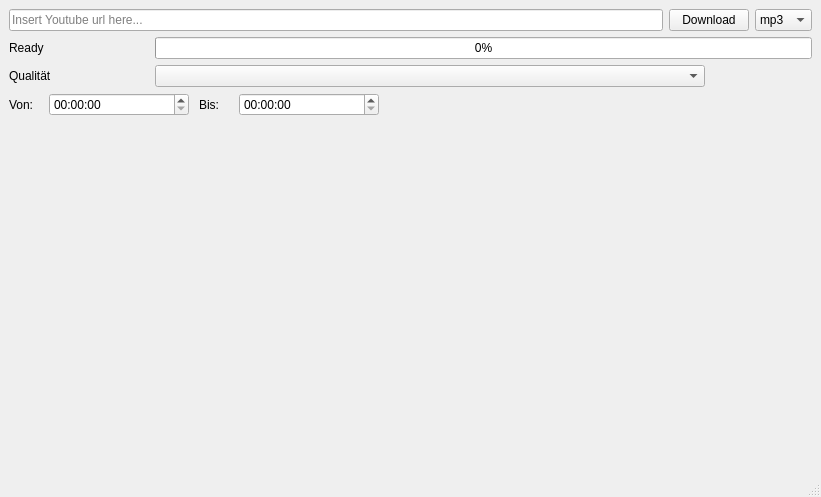
fromCharCode/YouTube-Doanloader, file ui/mainwindow.ui: the form before one commit.
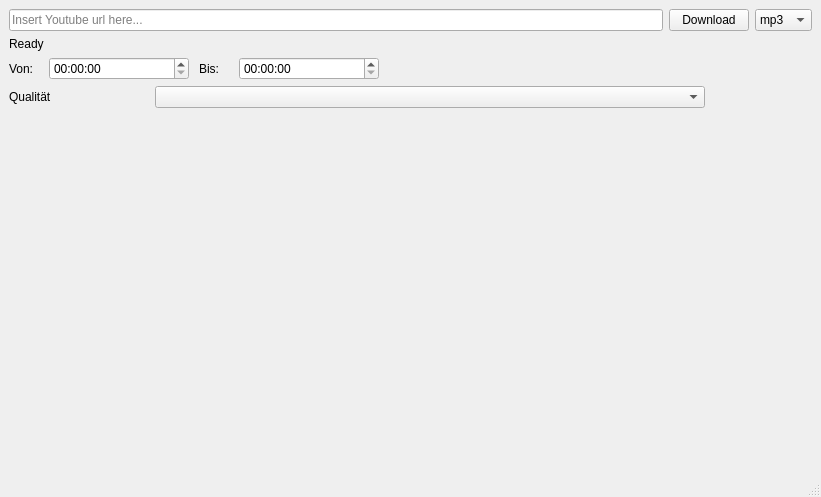
The form after the commit.

Commit message: removed process bar. no usage yes

The edit to the form file:
```diff
--- a/ui/mainwindow.ui
+++ b/ui/mainwindow.ui
@@ -18,98 +18,18 @@
     <bool>false</bool>
    </property>
    <layout class="QGridLayout" name="gridLayout">
-    <item row="1" column="0">
-     <layout class="QHBoxLayout" name="horizontalLayout_4" stretch="0,0,0,0,0">
-      <property name="spacing">
-       <number>10</number>
+    <item row="2" column="0">
+     <spacer name="verticalSpacer">
+      <property name="orientation">
+       <enum>Qt::Vertical</enum>
       </property>
-      <property name="sizeConstraint">
-       <enum>QLayout::SetDefaultConstraint</enum>
+      <property name="sizeHint" stdset="0">
+       <size>
+        <width>20</width>
+        <height>40</height>
+       </size>
       </property>
-      <item>
-       <widget class="QLabel" name="label_2">
-        <property name="minimumSize">
-         <size>
-          <width>30</width>
-          <height>0</height>
-         </size>
-        </property>
-        <property name="maximumSize">
-         <size>
-          <width>140</width>
-          <height>16777215</height>
-         </size>
-        </property>
-        <property name="text">
-         <string>Von:</string>
-        </property>
-       </widget>
-      </item>
-      <item>
-       <widget class="QTimeEdit" name="timeEdit">
-        <property name="minimumSize">
-         <size>
-          <width>140</width>
-          <height>0</height>
-         </size>
-        </property>
-        <property name="maximumSize">
-         <size>
-          <width>140</width>
-          <height>16777215</height>
-         </size>
-        </property>
-       </widget>
-      </item>
-      <item>
-       <widget class="QLabel" name="label_3">
-        <property name="minimumSize">
-         <size>
-          <width>30</width>
-          <height>0</height>
-         </size>
-        </property>
-        <property name="maximumSize">
-         <size>
-          <width>140</width>
-          <height>16777215</height>
-         </size>
-        </property>
-        <property name="text">
-         <string>Bis:</string>
-        </property>
-       </widget>
-      </item>
-      <item>
-       <widget class="QTimeEdit" name="timeEdit_2">
-        <property name="minimumSize">
-         <size>
-          <width>140</width>
-          <height>0</height>
-         </size>
-        </property>
-        <property name="maximumSize">
-         <size>
-          <width>140</width>
-          <height>16777215</height>
-         </size>
-        </property>
-       </widget>
-      </item>
-      <item>
-       <spacer name="horizontalSpacer_4">
-        <property name="orientation">
-         <enum>Qt::Horizontal</enum>
-        </property>
-        <property name="sizeHint" stdset="0">
-         <size>
-          <width>40</width>
-          <height>20</height>
-         </size>
-        </property>
-       </spacer>
-      </item>
-     </layout>
+     </spacer>
     </item>
     <item row="0" column="0">
      <layout class="QVBoxLayout" name="verticalLayout">
@@ -180,13 +100,99 @@
           </property>
          </widget>
         </item>
+       </layout>
+      </item>
+      <item>
+       <layout class="QHBoxLayout" name="horizontalLayout_4" stretch="0,0,0,0,0">
+        <property name="spacing">
+         <number>10</number>
+        </property>
+        <property name="sizeConstraint">
+         <enum>QLayout::SetDefaultConstraint</enum>
+        </property>
         <item>
-         <widget class="QProgressBar" name="progressBar">
-          <property name="value">
-           <number>0</number>
+         <widget class="QLabel" name="label_2">
+          <property name="minimumSize">
+           <size>
+            <width>30</width>
+            <height>0</height>
+           </size>
           </property>
+          <property name="maximumSize">
+           <size>
+            <width>140</width>
+            <height>16777215</height>
+           </size>
+          </property>
+          <property name="text">
+           <string>Von:</string>
+          </property>
          </widget>
         </item>
+        <item>
+         <widget class="QTimeEdit" name="timeEdit">
+          <property name="minimumSize">
+           <size>
+            <width>140</width>
+            <height>0</height>
+           </size>
+          </property>
+          <property name="maximumSize">
+           <size>
+            <width>140</width>
+            <height>16777215</height>
+           </size>
+          </property>
+         </widget>
+        </item>
+        <item>
+         <widget class="QLabel" name="label_3">
+          <property name="minimumSize">
+           <size>
+            <width>30</width>
+            <height>0</height>
+           </size>
+          </property>
+          <property name="maximumSize">
+           <size>
+            <width>140</width>
+            <height>16777215</height>
+           </size>
+          </property>
+          <property name="text">
+           <string>Bis:</string>
+          </property>
+         </widget>
+        </item>
+        <item>
+         <widget class="QTimeEdit" name="timeEdit_2">
+          <property name="minimumSize">
+           <size>
+            <width>140</width>
+            <height>0</height>
+           </size>
+          </property>
+          <property name="maximumSize">
+           <size>
+            <width>140</width>
+            <height>16777215</height>
+           </size>
+          </property>
+         </widget>
+        </item>
+        <item>
+         <spacer name="horizontalSpacer_4">
+          <property name="orientation">
+           <enum>Qt::Horizontal</enum>
+          </property>
+          <property name="sizeHint" stdset="0">
+           <size>
+            <width>40</width>
+            <height>20</height>
+           </size>
+          </property>
+         </spacer>
+        </item>
        </layout>
       </item>
       <item>
```
Left out of the diff: 13 changed lines with no effect on the pictures. The commit also changes 1 other file.
